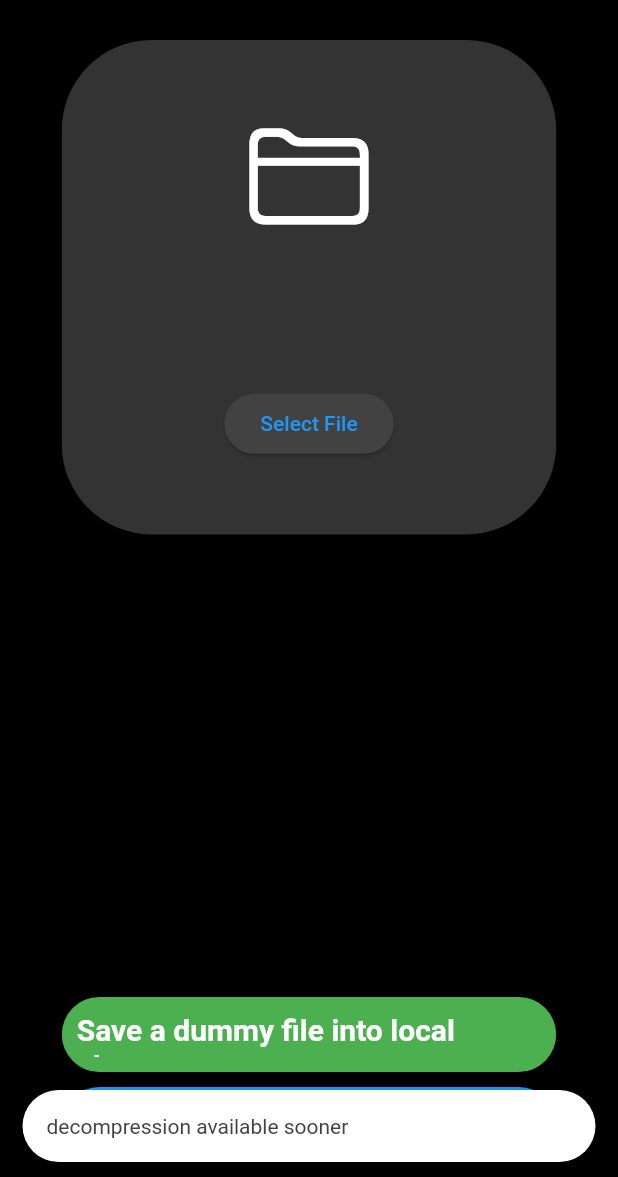
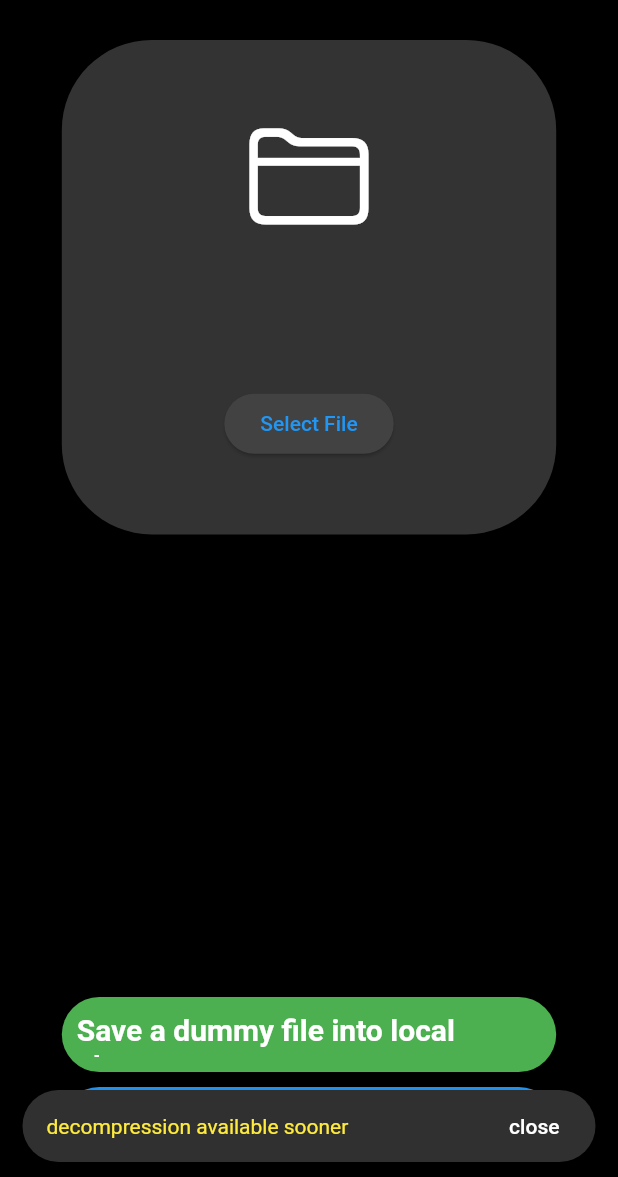
Before and after one commit to jasimameen/file_compressor, a Flutter app: the screen it shows after launch, after a tap on "Decompress", on a phone screen of 412 x 824 dp, the part 59-1236 px from its top. Run offline on Flutter 3.47's test engine with Material 2 defaults, Android fonts, the phone set to English and light mode, and no system bars; our stand-ins replace dartz, equatable, file_picker, flutter_bloc, freezed_annotation, get_it; Roboto replaces fonts that are missing (Montserrat).

Commit message:
feat: snack bar customized

```diff
--- a/lib/core/utils/toast_message.dart
+++ b/lib/core/utils/toast_message.dart
@@ -8,14 +8,18 @@ abstract class ToastMessenger {
 }
 
 class Toast extends ToastMessenger {
-  static Toast instance =  Toast();
+  static Toast instance = Toast();
 
   @override
   void show(String message) async {
     ToastMessenger.instance.currentState!.removeCurrentSnackBar();
     ToastMessenger.instance.currentState!.showSnackBar(
       SnackBar(
-        content: Text(message),
+        content: Text(
+          message,
+          style: const TextStyle(color: Colors.yellow),
+        ),
+        backgroundColor: Colors.grey[850],
         behavior: SnackBarBehavior.floating,
         shape: const StadiumBorder(),
         action: SnackBarAction(
```
